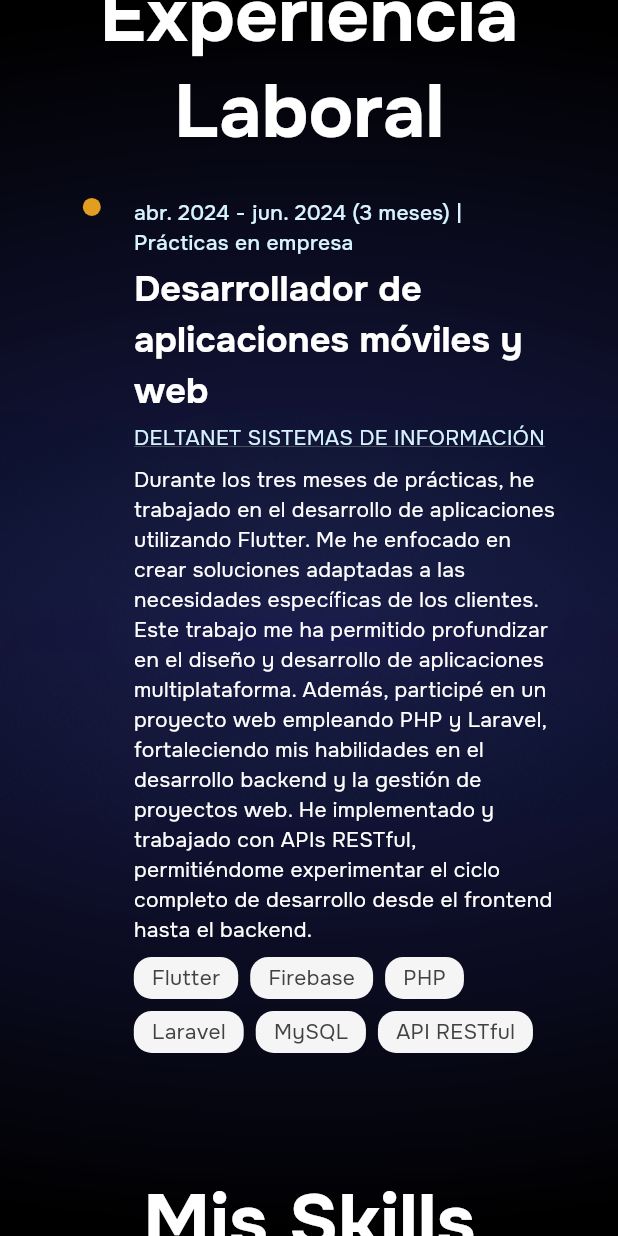
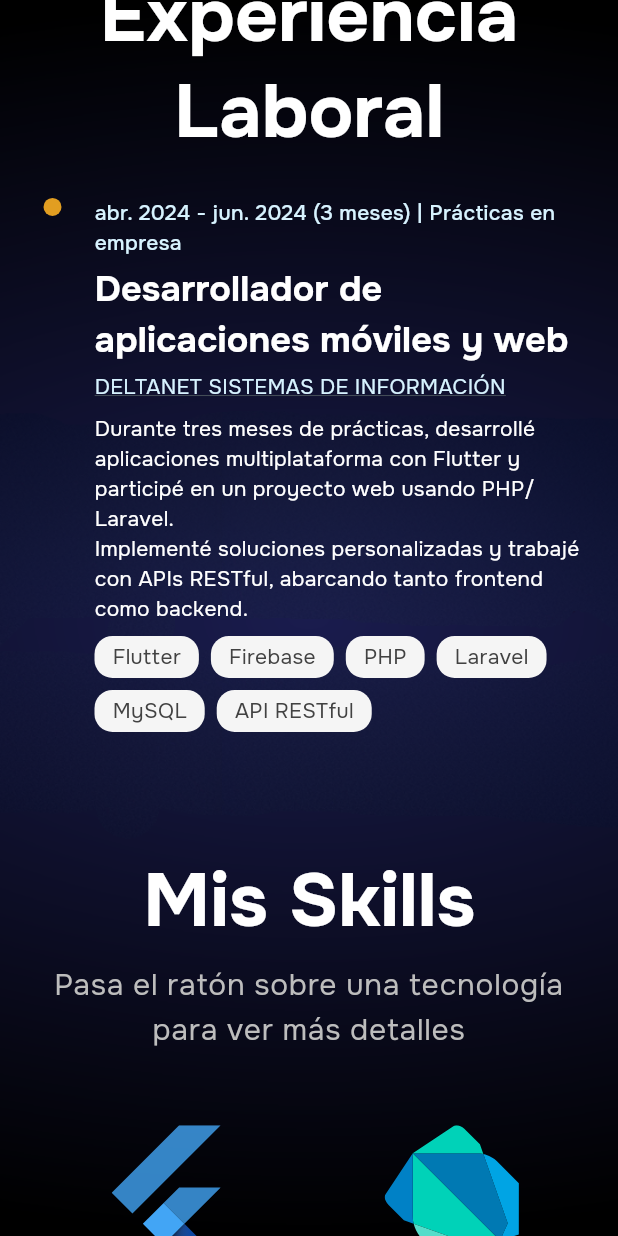
Before and after one commit to PPereaC/porfolio, a Flutter app: the screen it shows after launch, scrolled down 1728 dp, on a phone screen of 412 x 824 dp. Run offline on Flutter 3.47's test engine with Material 3 defaults, Android fonts, the phone set to English and light mode, and no system bars; our stand-ins replace animate_do, flutter_svg, path_drawing.

Commit message:
update: Sección experiencia laboral
- Menos padding en movil.
- Descripción del trabajo resumido.

```diff
--- a/lib/config/data/jobs_data.dart
+++ b/lib/config/data/jobs_data.dart
@@ -5,7 +5,7 @@ List<Job> get jobs => [
     company: 'DELTANET SISTEMAS DE INFORMACIÓN',
     position: 'Desarrollador de aplicaciones móviles y web',
     period: 'abr. 2024 - jun. 2024 (3 meses) | Prácticas en empresa',
-    description: 'Durante los tres meses de prácticas, he trabajado en el desarrollo de aplicaciones utilizando Flutter. Me he enfocado en crear soluciones adaptadas a las necesidades específicas de los clientes. Este trabajo me ha permitido profundizar en el diseño y desarrollo de aplicaciones multiplataforma. Además, participé en un proyecto web empleando PHP y Laravel, fortaleciendo mis habilidades en el desarrollo backend y la gestión de proyectos web. He implementado y trabajado con APIs RESTful, permitiéndome experimentar el ciclo completo de desarrollo desde el frontend hasta el backend.',
+    description: 'Durante tres meses de prácticas, desarrollé aplicaciones multiplataforma con Flutter y participé en un proyecto web usando PHP/Laravel.\nImplementé soluciones personalizadas y trabajé con APIs RESTful, abarcando tanto frontend como backend.',
     technologies: ['Flutter', 'Firebase', 'PHP', 'Laravel', 'MySQL', 'API RESTful'],
     companyUrl: 'https://www.deltanet.es/',
   ),
--- a/lib/presentation/sections/jobs_section.dart
+++ b/lib/presentation/sections/jobs_section.dart
@@ -23,7 +23,7 @@ class JobsSection extends StatelessWidget {
           const maxWidth = 1200.0;
 
           double factor = screenWidth < minWidth
-            ? 0.8
+            ? 0.95
             : (0.4 + ((screenWidth - minWidth) / (maxWidth - minWidth)) * 0.4).clamp(0.4, 0.8);
 
           return Column(
```
